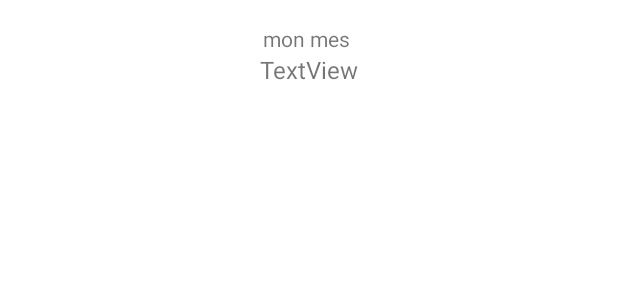
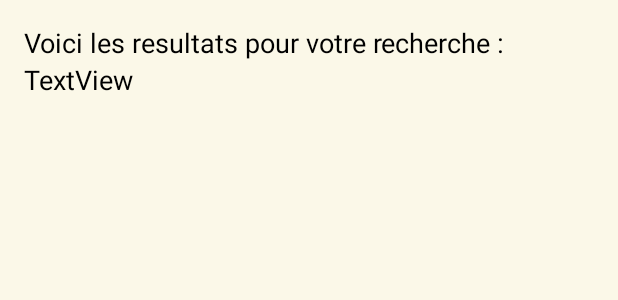
Before and after one commit to Kev7F/hello_world, an Android app: the layout activity_recherche_un_plat.xml on its own in the app's theme, with its tools: preview values and no code run, on a phone screen of 412 x 824 dp. Shown: the top 300 px of the screen. Run offline under Robolectric (Android 15) with nearby library versions, the phone set to English and light mode, and no system bars.

```diff
--- a/app/src/main/java/com/example/helloworld/MainActivity.java
+++ b/app/src/main/java/com/example/helloworld/MainActivity.java
@@ -41,7 +41,7 @@ public class MainActivity extends AppCompatActivity {
     public void sendMessage(View view) {
         // Do something in response to button
         Intent intent = new Intent(this, recherche_un_plat_activity.class);
-        EditText editText = (EditText) findViewById(R.id.editText);
+        EditText editText = (EditText) findViewById(R.id.barre_recherche_plat);
         String message = editText.getText().toString();
         intent.putExtra(EXTRA_MESSAGE, message);
         startActivity(intent);
--- a/app/src/main/java/com/example/helloworld/recherche_un_plat_activity.java
+++ b/app/src/main/java/com/example/helloworld/recherche_un_plat_activity.java
@@ -18,7 +18,7 @@ public class recherche_un_plat_activity extends AppCompatActivity {
         String message = intent.getStringExtra(MainActivity.EXTRA_MESSAGE);
 
         // Capture the layout's TextView and set the string as its text
-        TextView textView = findViewById(R.id.messageTextView);
+        TextView textView = findViewById(R.id.plat_recherche_par_utilisateur);
         textView.setText(message);
     }
 }
--- a/app/src/main/res/drawable-anydpi/ic_rechercher_boutton.xml
+++ b/app/src/main/res/drawable-anydpi/ic_rechercher_boutton.xml
@@ -9,7 +9,7 @@
       android:scaleY="1.25"
       android:translateX="-3"
       android:translateY="-3">
-    <
+
     <path
         android:fillColor="@android:color/white"
         android:pathData="M15.5,14h-0.79l-0.28,-0.27C15.41,12.59 16,11.11 16,9.5 16,5.91 13.09,3 9.5,3S3,5.91 3,9.5 5.91,16 9.5,16c1.61,0 3.09,-0.59 4.23,-1.57l0.27,0.28v0.79l5,4.99L20.49,19l-4.99,-5zM9.5,14C7.01,14 5,11.99 5,9.5S7.01,5 9.5,5 14,7.01 14,9.5 11.99,14 9.5,14z"/>
--- /dev/null
+++ b/app/src/main/res/drawable/ic_rechercher_boutton_background.xml
@@ -0,0 +1,4 @@
+<?xml version="1.0" encoding="utf-8"?>
+    <shape xmlns:android="http://schemas.android.com/apk/res/android">
+        <solid android:color="@color/jaune_pale"/> <!-- Change la couleur ici (ex. orange) -->
+    </shape>
--- a/app/src/main/res/layout/activity_recherche_un_plat.xml
+++ b/app/src/main/res/layout/activity_recherche_un_plat.xml
@@ -3,27 +3,31 @@
     xmlns:android="http://schemas.android.com/apk/res/android"
     android:layout_width="match_parent"
     android:layout_height="match_parent"
+    android:background="@color/jaune_pale"
     xmlns:app="http://schemas.android.com/apk/res-auto">
 
         <TextView
-            android:id="@+id/textView"
+            android:id="@+id/resultat_recherche"
             android:layout_width="wrap_content"
             android:layout_height="wrap_content"
+            android:layout_marginStart="@dimen/marge"
+            android:text="@string/resultat_recherche_plat"
+            android:layout_marginLeft="@dimen/marge"
             android:layout_marginTop="@dimen/marge"
-            android:text="mon mes "
-            app:layout_constraintEnd_toEndOf="parent"
             app:layout_constraintStart_toStartOf="parent"
-            app:layout_constraintTop_toTopOf="parent" />
+            app:layout_constraintTop_toTopOf="parent"
+            style="@style/style_ecriture_sous_titres"/>
 
         <TextView
-            android:id="@+id/messageTextView"
+            android:id="@+id/plat_recherche_par_utilisateur"
+            style="@style/style_ecriture_sous_titres"
             android:layout_width="wrap_content"
             android:layout_height="wrap_content"
+            android:fontFamily="sans-serif"
             android:text="TextView"
-            android:textSize="@dimen/marge"
-            app:layout_constraintTop_toBottomOf="@id/textView"
-            app:layout_constraintEnd_toEndOf="parent"
-            app:layout_constraintStart_toStartOf="parent" />
+            android:textSize="18sp"
+            app:layout_constraintStart_toStartOf="@+id/resultat_recherche"
+            app:layout_constraintTop_toBottomOf="@+id/resultat_recherche" />
 
 
 </androidx.constraintlayout.widget.ConstraintLayout>
--- a/app/src/main/res/values/strings.xml
+++ b/app/src/main/res/values/strings.xml
@@ -4,6 +4,8 @@
 
     <!-- Page de recherche d'un plat -->
     <string name="rechercher_un_plat">Rechercher un plat</string>
+    <string name="resultat_recherche_plat">Voici les resultats pour votre recherche : </string>
+
 
     <!-- Pop up qui s'ouvre quand on clique sur une recette proposée -->
     <string name="Nom_du_plat">Nom_du_plat</string>
```
Also changed, not shown: app/src/main/res/layout/activity_main.xml (+22 -21 lines), 1 other file.
